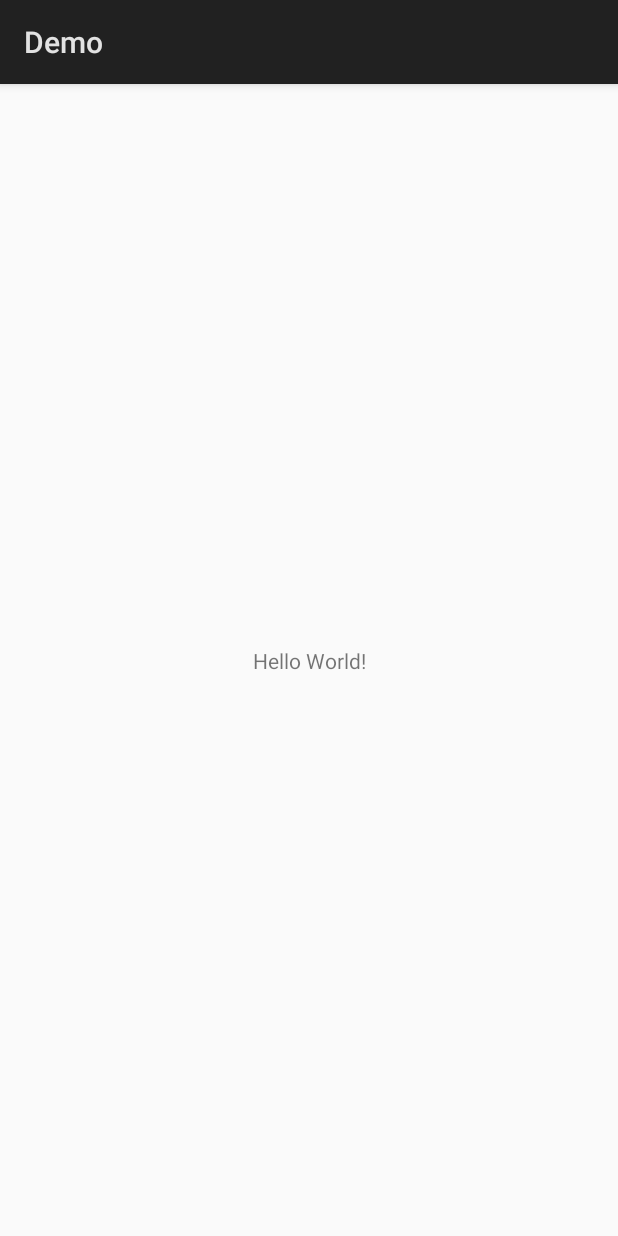
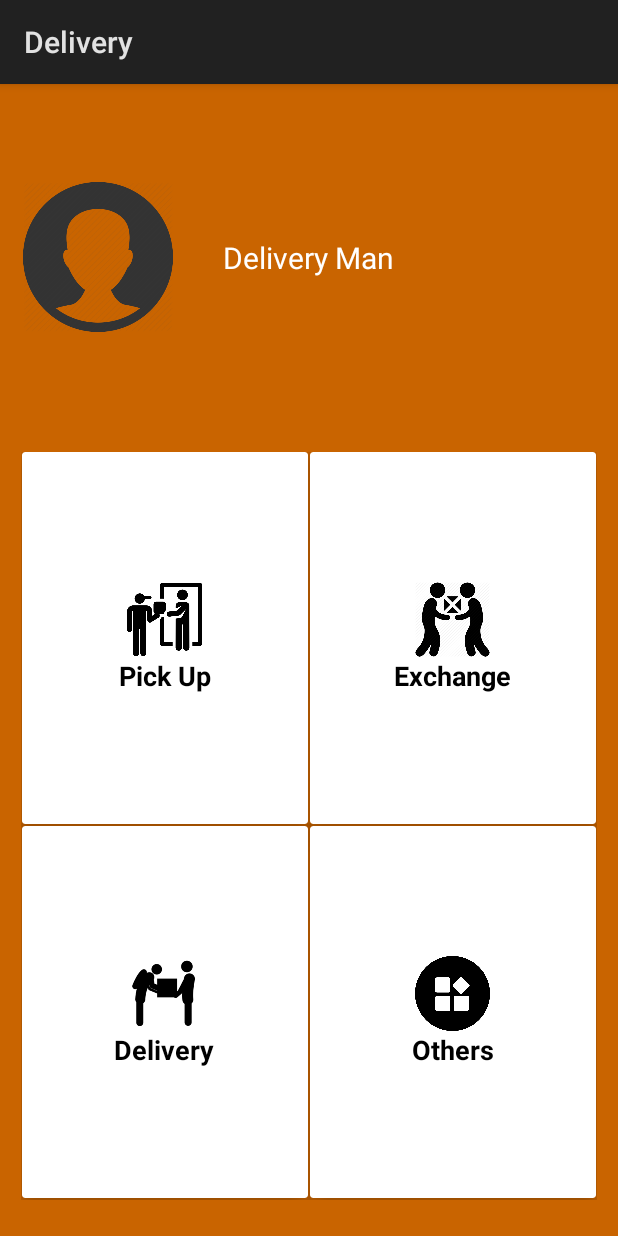
Before and after one commit to yousuf094448/Android, an Android app: the screen it shows after launch (MainActivity before the commit, HomeActivity after it), on a phone screen of 412 x 824 dp. Run offline under Robolectric (Android 15) with nearby library versions, the phone set to English and light mode, and no system bars.

Commit message:
Added Home page

```diff
--- a/app/build.gradle
+++ b/app/build.gradle
@@ -21,6 +21,7 @@ android {
 dependencies {
     implementation fileTree(dir: 'libs', include: ['*.jar'])
     implementation 'com.android.support.constraint:constraint-layout:1.1.0'
+    implementation 'com.android.support:cardview-v7:27.+'
     testImplementation 'junit:junit:4.12'
     androidTestImplementation 'com.android.support.test:runner:1.0.2'
     androidTestImplementation 'com.android.support.test.espresso:espresso-core:3.0.2'
--- a/app/src/main/AndroidManifest.xml
+++ b/app/src/main/AndroidManifest.xml
@@ -16,6 +16,7 @@
                 <category android:name="android.intent.category.LAUNCHER" />
             </intent-filter>
         </activity>
+        <activity android:name=".HomeActivity"></activity>
     </application>
 
 </manifest>
--- /dev/null
+++ b/app/src/main/java/com/chef/app/demo/HomeActivity.java
@@ -0,0 +1,13 @@
+package com.chef.app.demo;
+
+import android.app.Activity;
+import android.os.Bundle;
+
+public class HomeActivity extends Activity {
+
+    @Override
+    protected void onCreate(Bundle savedInstanceState) {
+        super.onCreate(savedInstanceState);
+        setContentView(R.layout.activity_home);
+    }
+}
--- a/app/src/main/java/com/chef/app/demo/MainActivity.java
+++ b/app/src/main/java/com/chef/app/demo/MainActivity.java
@@ -1,6 +1,7 @@
 package com.chef.app.demo;
 
 import android.app.Activity;
+import android.content.Intent;
 import android.os.Bundle;
 
 public class MainActivity extends Activity {
@@ -8,6 +9,9 @@ public class MainActivity extends Activity {
     @Override
     protected void onCreate(Bundle savedInstanceState) {
         super.onCreate(savedInstanceState);
-        setContentView(R.layout.activity_main);
+//        setContentView(R.layout.activity_main);
+        Intent home = new Intent(this, HomeActivity.class);
+        startActivity(home);
+        finish();
     }
 }
--- /dev/null
+++ b/app/src/main/res/layout/activity_home.xml
@@ -0,0 +1,209 @@
+<?xml version="1.0" encoding="utf-8"?>
+<LinearLayout xmlns:android="http://schemas.android.com/apk/res/android"
+    xmlns:app="http://schemas.android.com/apk/res-auto"
+    xmlns:tools="http://schemas.android.com/tools"
+    android:layout_width="match_parent"
+    android:layout_height="match_parent"
+    android:background="@color/colorAccent"
+    tools:context=".HomeActivity">
+
+    <LinearLayout
+        android:layout_width="match_parent"
+        android:layout_height="match_parent"
+        android:layout_marginBottom="10dp"
+        android:orientation="vertical"
+        android:weightSum="10">
+
+        <RelativeLayout
+            android:layout_width="match_parent"
+            android:layout_height="100dp"
+            android:layout_weight="2">
+
+            <ImageView
+                android:layout_width="100dp"
+                android:layout_height="100dp"
+                android:layout_marginLeft="15dp"
+                android:layout_alignParentLeft="true"
+                android:layout_centerVertical="true"
+                android:src="@drawable/default_profile_pic"/>
+            <TextView
+                android:id="@+id/textGrid"
+                android:layout_width="wrap_content"
+                android:layout_height="wrap_content"
+                android:layout_centerInParent="true"
+                android:text="Delivery Man"
+                android:textColor="@android:color/white"
+                android:textSize="20sp" />
+
+        </RelativeLayout>
+
+        <GridLayout
+            android:id="@+id/mainGrid"
+            android:layout_width="match_parent"
+            android:layout_height="0dp"
+            android:layout_weight="8"
+            android:alignmentMode="alignMargins"
+            android:columnCount="2"
+            android:columnOrderPreserved="false"
+            android:padding="14dp"
+            android:rowCount="3">
+
+            <!-- Row 1 -->
+
+            <!-- Column 1 -->
+            <android.support.v7.widget.CardView
+                android:layout_width="0dp"
+                android:layout_height="0dp"
+                android:layout_columnWeight="1"
+                android:layout_marginBottom="1dp"
+                android:layout_marginLeft=".5dp"
+                android:layout_marginRight=".5dp"
+                android:layout_rowWeight="1"
+                app:cardCornerRadius="2dp"
+                app:cardElevation="8dp">
+
+                <LinearLayout
+                    android:layout_width="wrap_content"
+                    android:layout_height="wrap_content"
+                    android:layout_gravity="center_horizontal|center_vertical"
+                    android:layout_margin="16dp"
+                    android:orientation="vertical">
+
+                    <ImageView
+                        android:layout_width="50dp"
+                        android:layout_height="50dp"
+                        android:src="@drawable/pick_up_icon"
+                        android:layout_gravity="center_horizontal" />
+
+                    <TextView
+                        android:layout_width="wrap_content"
+                        android:layout_height="wrap_content"
+                        android:text="Pick Up"
+                        android:textAlignment="center"
+                        android:textColor="@android:color/black"
+                        android:textSize="18sp"
+                        android:textStyle="bold" />
+
+                </LinearLayout>
+
+            </android.support.v7.widget.CardView>
+
+            <!-- Column 2 -->
+            <android.support.v7.widget.CardView
+                android:layout_width="0dp"
+                android:layout_height="0dp"
+                android:layout_columnWeight="1"
+                android:layout_marginBottom="1dp"
+                android:layout_marginLeft=".5dp"
+                android:layout_marginRight=".5dp"
+                android:layout_rowWeight="1"
+                app:cardCornerRadius="2dp"
+                app:cardElevation="8dp">
+
+                <LinearLayout
+                    android:layout_width="wrap_content"
+                    android:layout_height="wrap_content"
+                    android:layout_gravity="center_horizontal|center_vertical"
+                    android:layout_margin="16dp"
+                    android:orientation="vertical">
+
+                    <ImageView
+                        android:layout_width="50dp"
+                        android:layout_height="50dp"
+                        android:src="@drawable/exchange_icon"
+                        android:layout_gravity="center_horizontal" />
+
+                    <TextView
+                        android:layout_width="wrap_content"
+                        android:layout_height="wrap_content"
+                        android:text="Exchange"
+                        android:textAlignment="center"
+                        android:textColor="@android:color/black"
+                        android:textSize="18sp"
+                        android:textStyle="bold" />
+
+                </LinearLayout>
+
+            </android.support.v7.widget.CardView>
+
+
+            <!-- Row 2 -->
+
+            <!-- Column 1 -->
+            <android.support.v7.widget.CardView
+                android:layout_width="0dp"
+                android:layout_height="0dp"
+                android:layout_columnWeight="1"
+                android:layout_marginBottom="1dp"
+                android:layout_marginLeft=".5dp"
+                android:layout_marginRight=".5dp"
+                android:layout_rowWeight="1"
+                app:cardCornerRadius="2dp"
+                app:cardElevation="8dp">
+
+                <LinearLayout
+                    android:layout_width="wrap_content"
+                    android:layout_height="wrap_content"
+                    android:layout_gravity="center_horizontal|center_vertical"
+                    android:layout_margin="16dp"
+                    android:orientation="vertical">
+
+                    <ImageView
+                        android:layout_width="50dp"
+                        android:layout_height="50dp"
+                        android:src="@drawable/delivery_icon"
+                        android:layout_gravity="center_horizontal" />
+
+                    <TextView
+                        android:layout_width="wrap_content"
+                        android:layout_height="wrap_content"
+                        android:text="Delivery"
+                        android:textAlignment="center"
+                        android:textColor="@android:color/black"
+                        android:textSize="18sp"
+                        android:textStyle="bold" />
+
+                </LinearLayout>
+
+            </android.support.v7.widget.CardView>
+
+            <!-- Column 2 -->
+            <android.support.v7.widget.CardView
+                android:layout_width="0dp"
+                android:layout_height="0dp"
+                android:layout_columnWeight="1"
+                android:layout_marginBottom="1dp"
+                android:layout_marginLeft=".5dp"
+                android:layout_marginRight=".5dp"
+                android:layout_rowWeight="1"
+                app:cardCornerRadius="2dp"
+                app:cardElevation="8dp">
+
+                <LinearLayout
+                    android:layout_width="wrap_content"
+                    android:layout_height="wrap_content"
+                    android:layout_gravity="center_horizontal|center_vertical"
+                    android:layout_margin="16dp"
+                    android:orientation="vertical">
+
+                    <ImageView
+                        android:layout_width="50dp"
+                        android:layout_height="50dp"
+                        android:src="@drawable/others_icon"
+                        android:layout_gravity="center_horizontal" />
+
+                    <TextView
+                        android:layout_width="wrap_content"
+                        android:layout_height="wrap_content"
+                        android:text="Others"
+                        android:textAlignment="center"
+                        android:textColor="@android:color/black"
+                        android:textSize="18sp"
+                        android:textStyle="bold" />
+
+                </LinearLayout>
+            </android.support.v7.widget.CardView>
+
+        </GridLayout>
+    </LinearLayout>
+</LinearLayout>
--- a/app/src/main/res/values/colors.xml
+++ b/app/src/main/res/values/colors.xml
@@ -1,6 +1,6 @@
 <?xml version="1.0" encoding="utf-8"?>
 <resources>
-    <color name="colorPrimary">#3F51B5</color>
-    <color name="colorPrimaryDark">#303F9F</color>
-    <color name="colorAccent">#FF4081</color>
+    <color name="colorPrimary">#c16f28</color>
+    <color name="colorPrimaryDark">#fa7500</color>
+    <color name="colorAccent">#c96400</color>
 </resources>
--- a/app/src/main/res/values/strings.xml
+++ b/app/src/main/res/values/strings.xml
@@ -1,3 +1,3 @@
 <resources>
-    <string name="app_name">Demo</string>
+    <string name="app_name">Delivery</string>
 </resources>
--- a/app/src/main/res/values/styles.xml
+++ b/app/src/main/res/values/styles.xml
@@ -5,4 +5,8 @@
         <!-- Customize your theme here. -->
     </style>
 
+    <style name="MyActionBar" parent="android:Theme.Material.Light.DarkActionBar">
+        <item name="android:background">#a14e00</item>
+    </style>
+
 </resources>
```
Also changed, not shown: app/src/main/res/drawable-v24/default_profile_pic.png (added), app/src/main/res/drawable-v24/delivery_icon.png (added), app/src/main/res/drawable-v24/exchange_icon.png (added), app/src/main/res/drawable-v24/exchange_icon_2.png (added), app/src/main/res/drawable-v24/others_icon.png (added), app/src/main/res/drawable-v24/pick_up_icon.png (added).
